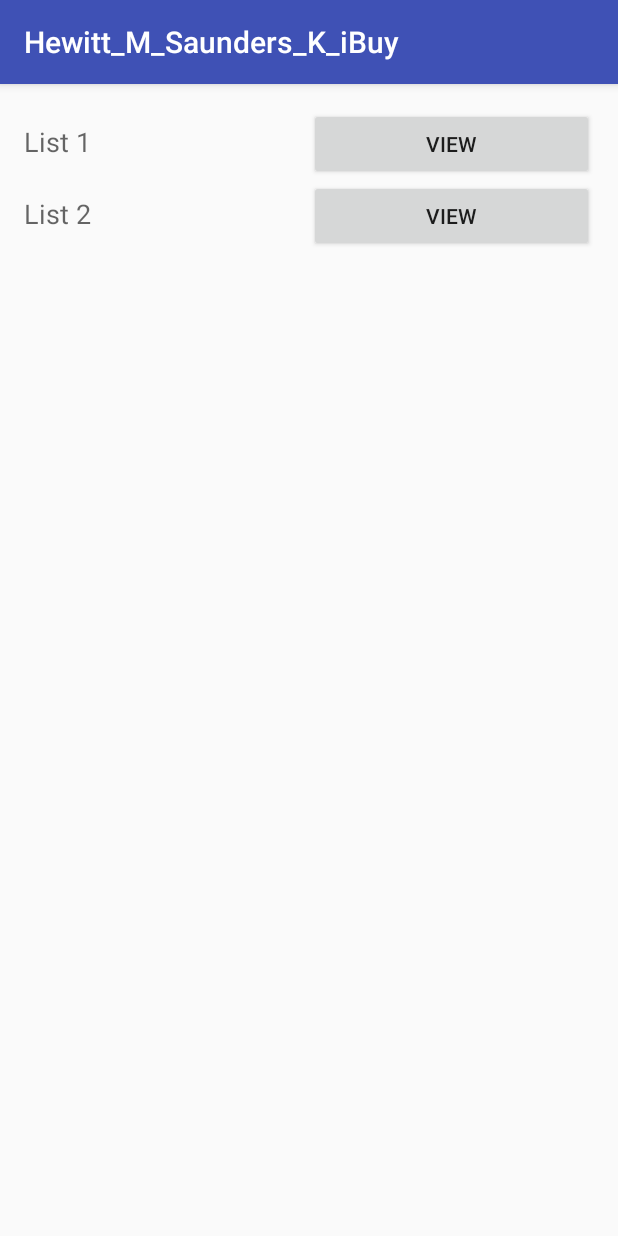
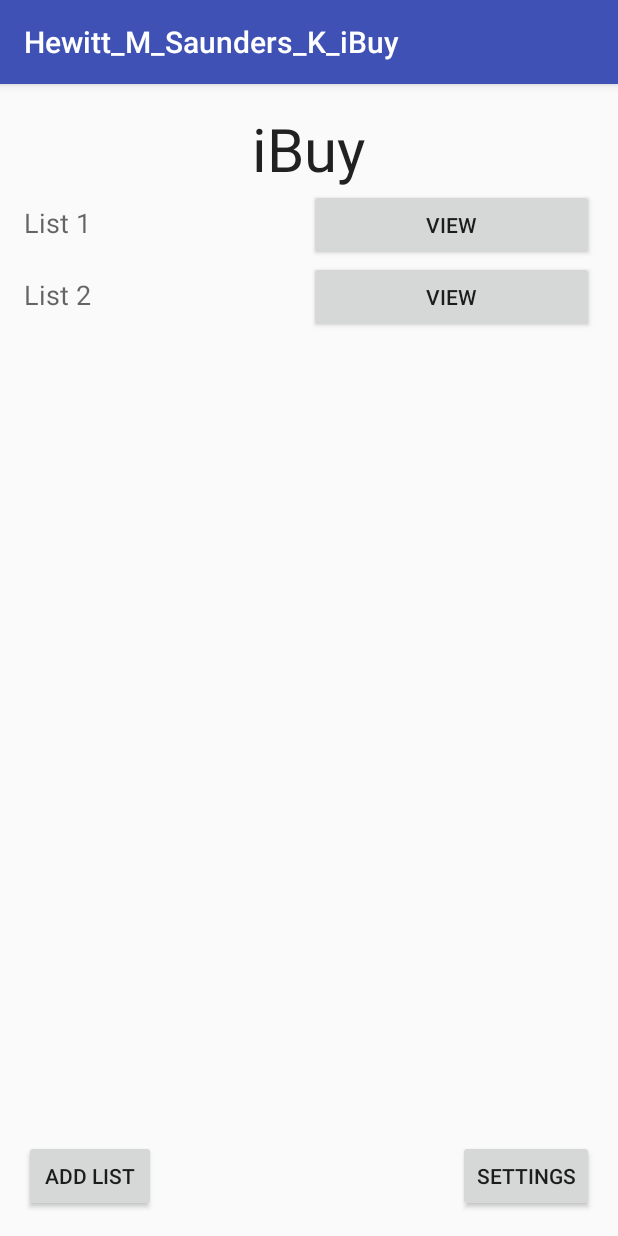
Before and after one commit to mitchellnau/android-ibuy, an Android app: the screen it shows after launch (MainActivity), on a phone screen of 412 x 824 dp. Run offline under Robolectric (Android 15) with nearby library versions, the phone set to English and light mode, and no system bars.

Commit message:
updated mainactivity layout

```diff
--- a/Hewitt_M_Saunders_K_iBuy/app/src/main/res/layout/activity_main.xml
+++ b/Hewitt_M_Saunders_K_iBuy/app/src/main/res/layout/activity_main.xml
@@ -9,10 +9,34 @@
     android:paddingTop="@dimen/activity_vertical_margin"
     tools:context="com.example.cs399.hewitt_m_saunders_k_ibuy.MainActivity">
 
+    <TextView
+        android:layout_width="wrap_content"
+        android:layout_height="wrap_content"
+        android:textAppearance="?android:attr/textAppearanceLarge"
+        android:text="iBuy"
+        android:id="@+id/textView3"
+        android:textSize="40dp"
+        android:layout_alignParentTop="true"
+        android:layout_centerHorizontal="true" />
+
+    <ScrollView
+        android:layout_width="wrap_content"
+        android:layout_height="wrap_content"
+        android:id="@+id/scrollView"
+        android:layout_below="@+id/textView3"
+        android:layout_alignParentRight="true"
+        android:layout_alignParentEnd="true"
+        android:layout_alignParentLeft="true"
+        android:layout_alignParentStart="true"
+        android:layout_above="@+id/button3">
+
         <LinearLayout
             android:orientation="vertical"
             android:layout_width="match_parent"
-        android:layout_height="match_parent">
+            android:layout_height="wrap_content"
+            android:id="@+id/linearLayout"
+            android:layout_below="@+id/textView3"
+            android:layout_centerHorizontal="true">
 
             <LinearLayout
                 android:orientation="horizontal"
@@ -57,5 +81,24 @@
 
             </LinearLayout>
         </LinearLayout>
+    </ScrollView>
+
+    <Button
+        android:layout_width="wrap_content"
+        android:layout_height="wrap_content"
+        android:text="Settings"
+        android:id="@+id/button3"
+        android:layout_alignParentBottom="true"
+        android:layout_alignRight="@+id/scrollView"
+        android:layout_alignEnd="@+id/scrollView" />
+
+    <Button
+        android:layout_width="wrap_content"
+        android:layout_height="wrap_content"
+        android:text="Add List"
+        android:id="@+id/button4"
+        android:layout_alignParentBottom="true"
+        android:layout_alignParentLeft="true"
+        android:layout_alignParentStart="true" />
 
 </RelativeLayout>
```
Lines whose indentation alone changed are shown as unchanged.
